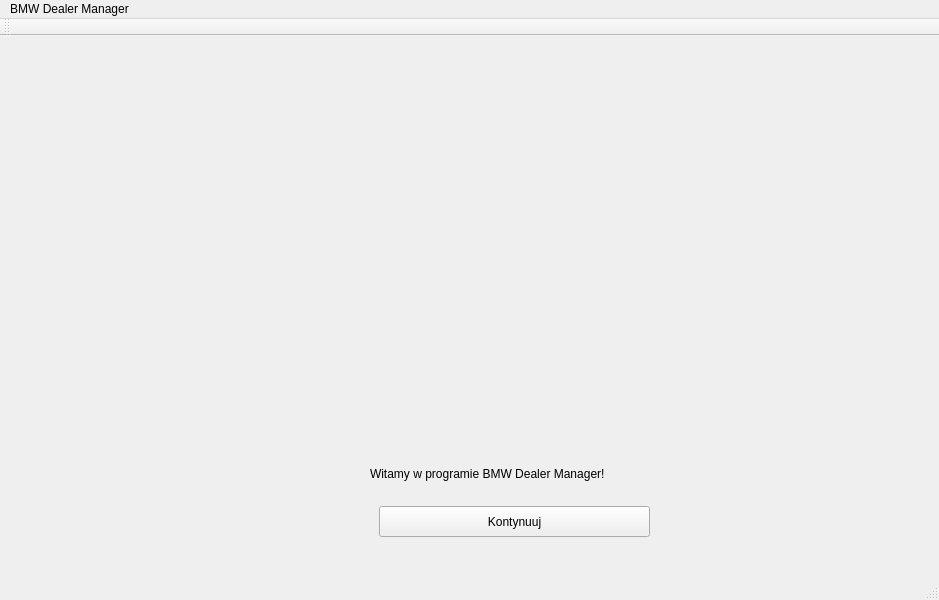
Before: the Qt Designer form PROEProjekt2/mainwindow.ui in emroczko/CarDealershipManagmentApp, drawn with Qt 5.
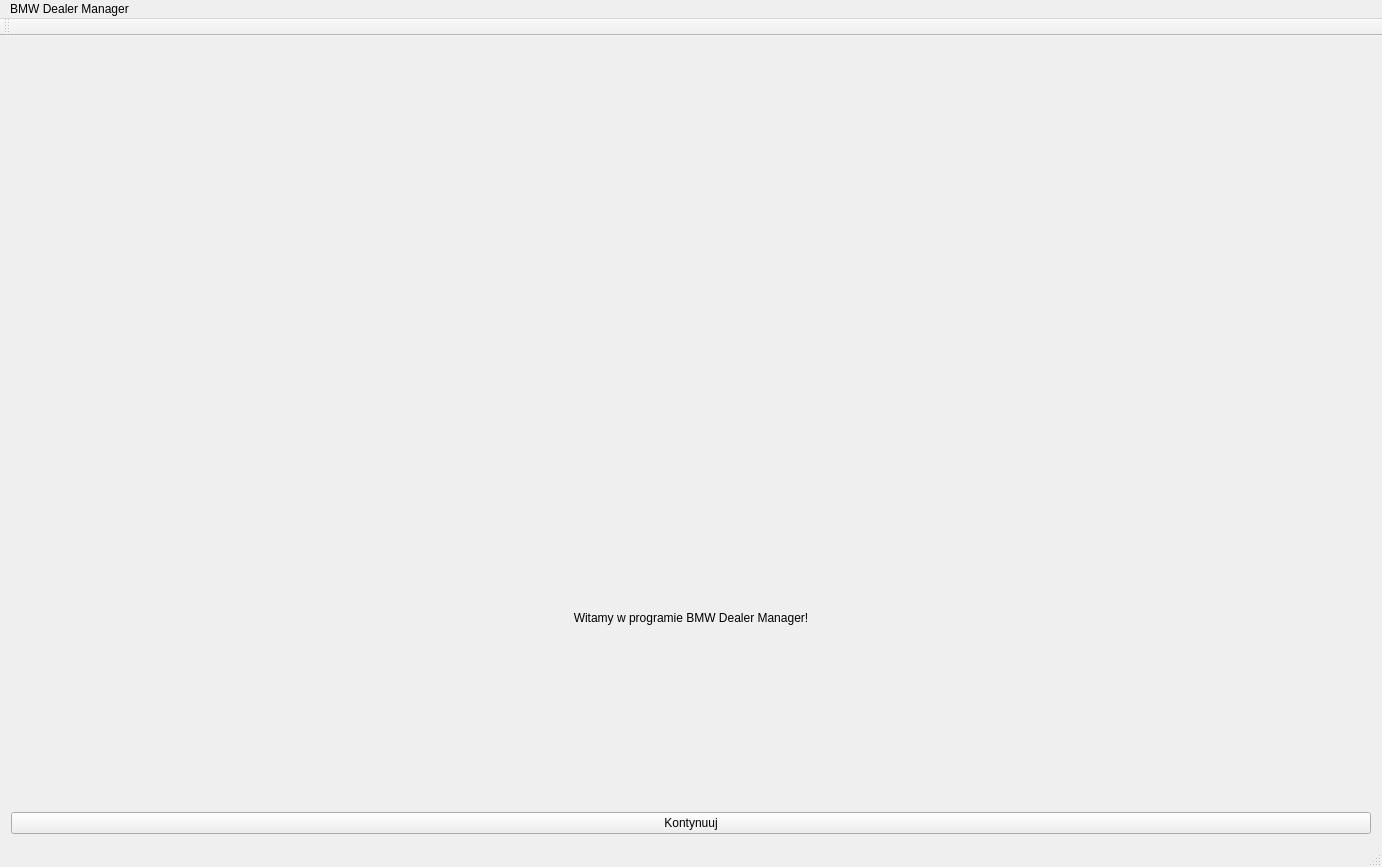
After: the same form once the commit is applied. Icons and pictures are not drawn.

Patch:
```diff
--- a/PROEProjekt2/mainwindow.ui
+++ b/PROEProjekt2/mainwindow.ui
@@ -6,36 +6,19 @@
    <rect>
     <x>0</x>
     <y>0</y>
-    <width>939</width>
-    <height>600</height>
+    <width>1382</width>
+    <height>867</height>
    </rect>
   </property>
   <property name="windowTitle">
    <string>MainWindow</string>
   </property>
   <widget class="QWidget" name="centralWidget">
-   <widget class="QPushButton" name="push_continue">
-    <property name="geometry">
-     <rect>
-      <x>379</x>
-      <y>470</y>
-      <width>271</width>
-      <height>31</height>
-     </rect>
-    </property>
-    <property name="text">
-     <string>Kontynuuj</string>
-    </property>
-   </widget>
+   <layout class="QVBoxLayout" name="verticalLayout_2">
+    <item>
+     <layout class="QVBoxLayout" name="verticalLayout">
+      <item>
    <widget class="QLabel" name="label1">
-    <property name="geometry">
-     <rect>
-      <x>190</x>
-      <y>20</y>
-      <width>651</width>
-      <height>381</height>
-     </rect>
-    </property>
     <property name="text">
      <string/>
     </property>
@@ -52,26 +35,34 @@
      <bool>true</bool>
     </property>
    </widget>
+      </item>
+      <item>
    <widget class="QLabel" name="label">
-    <property name="geometry">
-     <rect>
-      <x>370</x>
-      <y>430</y>
-      <width>281</width>
-      <height>16</height>
-     </rect>
-    </property>
     <property name="text">
      <string>Witamy w programie BMW Dealer Manager!</string>
     </property>
-   </widget>
+        <property name="alignment">
+         <set>Qt::AlignCenter</set>
+        </property>
+       </widget>
+      </item>
+      <item>
+       <widget class="QPushButton" name="push_continue">
+        <property name="text">
+         <string>Kontynuuj</string>
+        </property>
+       </widget>
+      </item>
+     </layout>
+    </item>
+   </layout>
   </widget>
   <widget class="QMenuBar" name="menuBar">
    <property name="geometry">
     <rect>
      <x>0</x>
      <y>0</y>
-     <width>939</width>
+     <width>1382</width>
      <height>22</height>
     </rect>
    </property>
```
Lines whose indentation alone changed are shown as unchanged.
